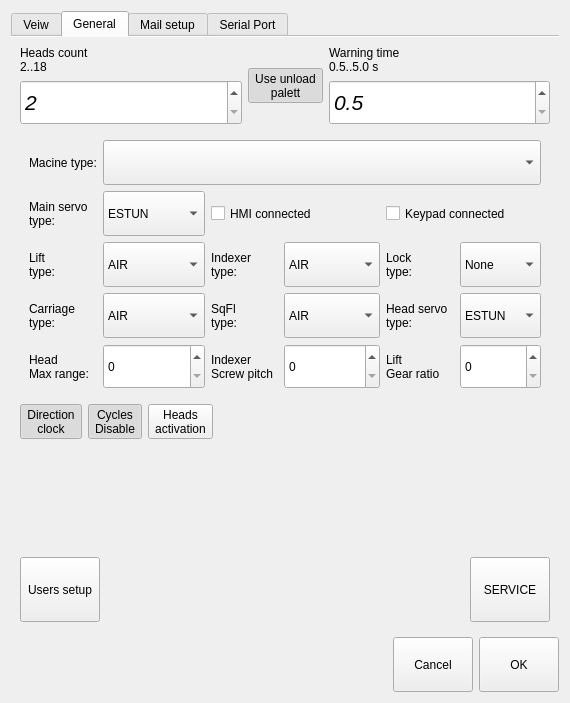
This is generalsettingdialog.ui in mishkoLitvin/L_Aries-progect as Qt 5 draws it before an edit. The edited form follows.
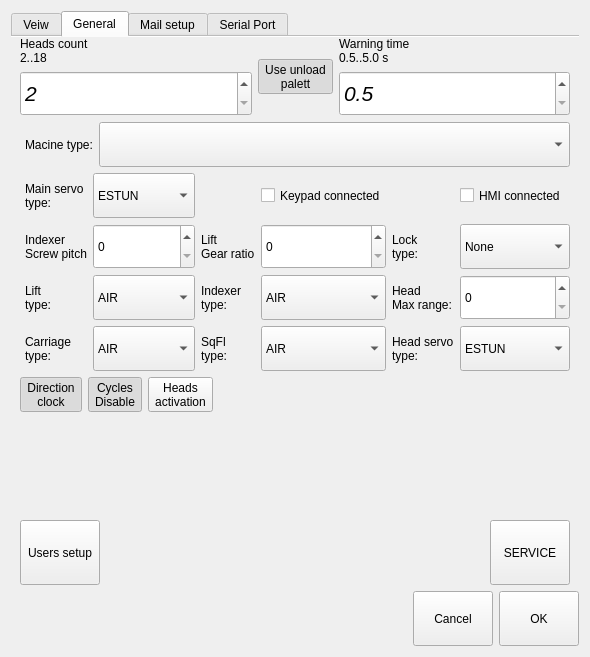
This is the edited form. The open tabs and pages were chosen to show the change. Icons and pictures are not drawn.

Patch:
```diff
--- a/generalsettingdialog.ui
+++ b/generalsettingdialog.ui
@@ -6,13 +6,13 @@
    <rect>
     <x>0</x>
     <y>0</y>
-    <width>570</width>
-    <height>703</height>
+    <width>450</width>
+    <height>657</height>
    </rect>
   </property>
   <property name="maximumSize">
    <size>
-    <width>582</width>
+    <width>450</width>
     <height>16777215</height>
    </size>
   </property>
@@ -267,8 +267,14 @@
        <string>General</string>
       </attribute>
       <layout class="QVBoxLayout" name="verticalLayout_9">
+       <property name="topMargin">
+        <number>0</number>
+       </property>
+       <property name="bottomMargin">
+        <number>0</number>
+       </property>
        <item>
-        <layout class="QVBoxLayout" name="verticalLayout_8" stretch="1,20,2,10,1">
+        <layout class="QVBoxLayout" name="verticalLayout_8" stretch="1,1,2,10,1">
          <item>
           <layout class="QHBoxLayout" name="horizontalLayout_2">
            <item>
@@ -395,6 +401,18 @@
          <item>
           <widget class="QWidget" name="widgetServiceSettings" native="true">
            <layout class="QVBoxLayout" name="verticalLayout_4">
+            <property name="leftMargin">
+             <number>5</number>
+            </property>
+            <property name="topMargin">
+             <number>0</number>
+            </property>
+            <property name="rightMargin">
+             <number>0</number>
+            </property>
+            <property name="bottomMargin">
+             <number>0</number>
+            </property>
             <item>
              <layout class="QHBoxLayout" name="horizontalLayout_8">
               <item>
@@ -429,77 +447,15 @@
             </item>
             <item>
              <layout class="QGridLayout" name="gridLayout_3">
-              <item row="0" column="0">
-               <widget class="QLabel" name="label_9">
+              <item row="1" column="2">
+               <widget class="QLabel" name="label_12">
                 <property name="text">
-                 <string>Main servo
-type:</string>
+                 <string>Lift
+Gear ratio</string>
                 </property>
                </widget>
               </item>
-              <item row="0" column="1">
-               <widget class="QComboBox" name="comboBoxMainServoT">
-                <property name="sizePolicy">
-                 <sizepolicy hsizetype="Preferred" vsizetype="Expanding">
-                  <horstretch>0</horstretch>
-                  <verstretch>0</verstretch>
-                 </sizepolicy>
-                </property>
-                <property name="minimumSize">
-                 <size>
-                  <width>0</width>
-                  <height>45</height>
-                 </size>
-                </property>
-                <item>
-                 <property name="text">
-                  <string>ESTUN</string>
-                 </property>
-                </item>
-                <item>
-                 <property name="text">
-                  <string>DELTA</string>
-                 </property>
-                </item>
-                <item>
-                 <property name="text">
-                  <string>KINCO</string>
-                 </property>
-                </item>
-                <item>
-                 <property name="text">
-                  <string>AKD</string>
-                 </property>
-                </item>
-               </widget>
-              </item>
-              <item row="0" column="2" colspan="2">
-               <widget class="QCheckBox" name="checkBoxHMIConnected">
-                <property name="sizePolicy">
-                 <sizepolicy hsizetype="Expanding" vsizetype="Expanding">
-                  <horstretch>0</horstretch>
-                  <verstretch>0</verstretch>
-                 </sizepolicy>
-                </property>
-                <property name="text">
-                 <string>HMI connected</string>
-                </property>
-               </widget>
-              </item>
-              <item row="0" column="4" colspan="2">
-               <widget class="QCheckBox" name="checkBoxKeyPadConnected">
-                <property name="sizePolicy">
-                 <sizepolicy hsizetype="Expanding" vsizetype="Expanding">
-                  <horstretch>0</horstretch>
-                  <verstretch>0</verstretch>
-                 </sizepolicy>
-                </property>
-                <property name="text">
-                 <string>Keypad connected</string>
-                </property>
-               </widget>
-              </item>
-              <item row="1" column="0">
+              <item row="2" column="0">
                <widget class="QLabel" name="label_6">
                 <property name="text">
                  <string>Lift
@@ -507,7 +463,7 @@
                 </property>
                </widget>
               </item>
-              <item row="1" column="1">
+              <item row="2" column="1">
                <widget class="QComboBox" name="comboBoxLiftT">
                 <property name="sizePolicy">
                  <sizepolicy hsizetype="Preferred" vsizetype="Expanding">
@@ -543,7 +499,7 @@
                 </item>
                </widget>
               </item>
-              <item row="1" column="2">
+              <item row="2" column="2">
                <widget class="QLabel" name="label_7">
                 <property name="text">
                  <string>Indexer
@@ -551,7 +507,7 @@
                 </property>
                </widget>
               </item>
-              <item row="1" column="3">
+              <item row="2" column="3">
                <widget class="QComboBox" name="comboBoxIndexerT">
                 <property name="sizePolicy">
                  <sizepolicy hsizetype="Preferred" vsizetype="Expanding">
@@ -582,46 +538,7 @@
                 </item>
                </widget>
               </item>
-              <item row="1" column="4">
-               <widget class="QLabel" name="label_8">
-                <property name="text">
-                 <string>Lock
-type:</string>
-                </property>
-               </widget>
-              </item>
-              <item row="1" column="5">
-               <widget class="QComboBox" name="comboBoxLockT">
-                <property name="sizePolicy">
-                 <sizepolicy hsizetype="Preferred" vsizetype="Expanding">
-                  <horstretch>0</horstretch>
-                  <verstretch>0</verstretch>
-                 </sizepolicy>
-                </property>
-                <property name="minimumSize">
-                 <size>
-                  <width>0</width>
-                  <height>45</height>
-                 </size>
-                </property>
-                <item>
-                 <property name="text">
-                  <string>None</string>
-                 </property>
-                </item>
-                <item>
-                 <property name="text">
-                  <string>AIR</string>
-                 </property>
-                </item>
-                <item>
-                 <property name="text">
-                  <string>AC motor</string>
-                 </property>
-                </item>
-               </widget>
-              </item>
-              <item row="2" column="0">
+              <item row="3" column="0">
                <widget class="QLabel" name="label_3">
                 <property name="text">
                  <string>Carriage
@@ -629,7 +546,7 @@
                 </property>
                </widget>
               </item>
-              <item row="2" column="1">
+              <item row="3" column="1">
                <widget class="QComboBox" name="comboBoxCarriageT">
                 <property name="sizePolicy">
                  <sizepolicy hsizetype="Preferred" vsizetype="Expanding">
@@ -660,7 +577,7 @@
                 </item>
                </widget>
               </item>
-              <item row="2" column="2">
+              <item row="3" column="2">
                <widget class="QLabel" name="label_4">
                 <property name="text">
                  <string>SqFl
@@ -668,7 +585,7 @@
                 </property>
                </widget>
               </item>
-              <item row="2" column="3">
+              <item row="3" column="3">
                <widget class="QComboBox" name="comboBoxSqFlT">
                 <property name="sizePolicy">
                  <sizepolicy hsizetype="Preferred" vsizetype="Expanding">
@@ -699,7 +616,122 @@
                 </item>
                </widget>
               </item>
-              <item row="2" column="4">
+              <item row="1" column="3">
+               <widget class="QDoubleSpinBox" name="dSpinBoxLiftGear">
+                <property name="sizePolicy">
+                 <sizepolicy hsizetype="Minimum" vsizetype="Expanding">
+                  <horstretch>0</horstretch>
+                  <verstretch>0</verstretch>
+                 </sizepolicy>
+                </property>
+                <property name="minimumSize">
+                 <size>
+                  <width>0</width>
+                  <height>45</height>
+                 </size>
+                </property>
+                <property name="decimals">
+                 <number>0</number>
+                </property>
+               </widget>
+              </item>
+              <item row="1" column="4">
+               <widget class="QLabel" name="label_8">
+                <property name="text">
+                 <string>Lock
+type:</string>
+                </property>
+               </widget>
+              </item>
+              <item row="1" column="5">
+               <widget class="QComboBox" name="comboBoxLockT">
+                <property name="sizePolicy">
+                 <sizepolicy hsizetype="Preferred" vsizetype="Expanding">
+                  <horstretch>0</horstretch>
+                  <verstretch>0</verstretch>
+                 </sizepolicy>
+                </property>
+                <property name="minimumSize">
+                 <size>
+                  <width>0</width>
+                  <height>45</height>
+                 </size>
+                </property>
+                <item>
+                 <property name="text">
+                  <string>None</string>
+                 </property>
+                </item>
+                <item>
+                 <property name="text">
+                  <string>AIR</string>
+                 </property>
+                </item>
+                <item>
+                 <property name="text">
+                  <string>AC motor</string>
+                 </property>
+                </item>
+               </widget>
+              </item>
+              <item row="0" column="3">
+               <widget class="QCheckBox" name="checkBoxKeyPadConnected">
+                <property name="sizePolicy">
+                 <sizepolicy hsizetype="Expanding" vsizetype="Expanding">
+                  <horstretch>0</horstretch>
+                  <verstretch>0</verstretch>
+                 </sizepolicy>
+                </property>
+                <property name="text">
+                 <string>Keypad connected</string>
+                </property>
+               </widget>
+              </item>
+              <item row="0" column="0">
+               <widget class="QLabel" name="label_9">
+                <property name="text">
+                 <string>Main servo
+type:</string>
+                </property>
+               </widget>
+              </item>
+              <item row="0" column="1">
+               <widget class="QComboBox" name="comboBoxMainServoT">
+                <property name="sizePolicy">
+                 <sizepolicy hsizetype="Preferred" vsizetype="Expanding">
+                  <horstretch>0</horstretch>
+                  <verstretch>0</verstretch>
+                 </sizepolicy>
+                </property>
+                <property name="minimumSize">
+                 <size>
+                  <width>0</width>
+                  <height>45</height>
+                 </size>
+                </property>
+                <item>
+                 <property name="text">
+                  <string>ESTUN</string>
+                 </property>
+                </item>
+                <item>
+                 <property name="text">
+                  <string>DELTA</string>
+                 </property>
+                </item>
+                <item>
+                 <property name="text">
+                  <string>KINCO</string>
+                 </property>
+                </item>
+                <item>
+                 <property name="text">
+                  <string>AKD</string>
+                 </property>
+                </item>
+               </widget>
+              </item>
+              <item row="3" column="4">
                <widget class="QLabel" name="label_5">
                 <property name="text">
                  <string>Head servo
@@ -707,7 +739,7 @@
                 </property>
                </widget>
               </item>
-              <item row="2" column="5">
+              <item row="3" column="5">
                <widget class="QComboBox" name="comboBoxHeadServoT">
                 <property name="sizePolicy">
                  <sizepolicy hsizetype="Preferred" vsizetype="Expanding">
@@ -743,7 +775,7 @@
                 </item>
                </widget>
               </item>
-              <item row="3" column="0">
+              <item row="2" column="4">
                <widget class="QLabel" name="label_10">
                 <property name="text">
                  <string>Head
@@ -751,7 +783,7 @@
                 </property>
                </widget>
               </item>
-              <item row="3" column="1">
+              <item row="2" column="5">
                <widget class="QDoubleSpinBox" name="dSpinBoxHeadMaxRange">
                 <property name="sizePolicy">
                  <sizepolicy hsizetype="Minimum" vsizetype="Expanding">
@@ -770,7 +802,7 @@
                 </property>
                </widget>
               </item>
-              <item row="3" column="2">
+              <item row="1" column="0">
                <widget class="QLabel" name="label_11">
                 <property name="text">
                  <string>Indexer
@@ -778,7 +810,7 @@
                 </property>
                </widget>
               </item>
-              <item row="3" column="3">
+              <item row="1" column="1">
                <widget class="QDoubleSpinBox" name="dSpinBoxIndexerScrew">
                 <property name="sizePolicy">
                  <sizepolicy hsizetype="Minimum" vsizetype="Expanding">
@@ -797,30 +829,16 @@
                 </property>
                </widget>
               </item>
-              <item row="3" column="4">
-               <widget class="QLabel" name="label_12">
-                <property name="text">
-                 <string>Lift
-Gear ratio</string>
-                </property>
-               </widget>
-              </item>
-              <item row="3" column="5">
-               <widget class="QDoubleSpinBox" name="dSpinBoxLiftGear">
+              <item row="0" column="5">
+               <widget class="QCheckBox" name="checkBoxHMIConnected">
                 <property name="sizePolicy">
-                 <sizepolicy hsizetype="Minimum" vsizetype="Expanding">
+                 <sizepolicy hsizetype="Expanding" vsizetype="Expanding">
                   <horstretch>0</horstretch>
                   <verstretch>0</verstretch>
                  </sizepolicy>
                 </property>
-                <property name="minimumSize">
-                 <size>
-                  <width>0</width>
-                  <height>45</height>
-                 </size>
-                </property>
-                <property name="decimals">
-                 <number>0</number>
+                <property name="text">
+                 <string>HMI connected</string>
                 </property>
                </widget>
               </item>
@@ -843,8 +861,8 @@
              </property>
              <property name="iconSize">
               <size>
-               <width>50</width>
-               <height>50</height>
+               <width>40</width>
+               <height>40</height>
               </size>
              </property>
              <property name="checkable">
@@ -870,8 +888,8 @@
              </property>
              <property name="iconSize">
               <size>
-               <width>50</width>
-               <height>50</height>
+               <width>40</width>
+               <height>40</height>
               </size>
              </property>
              <property name="checkable">
@@ -897,8 +915,8 @@
              </property>
              <property name="iconSize">
               <size>
-               <width>50</width>
-               <height>50</height>
+               <width>40</width>
+               <height>40</height>
               </size>
              </property>
              <property name="checkable">
@@ -959,8 +977,8 @@
              </property>
              <property name="iconSize">
               <size>
-               <width>50</width>
-               <height>50</height>
+               <width>40</width>
+               <height>40</height>
               </size>
              </property>
              <property name="checkable">
```
Left out of the diff: 15 changed lines with no effect on the pictures.
